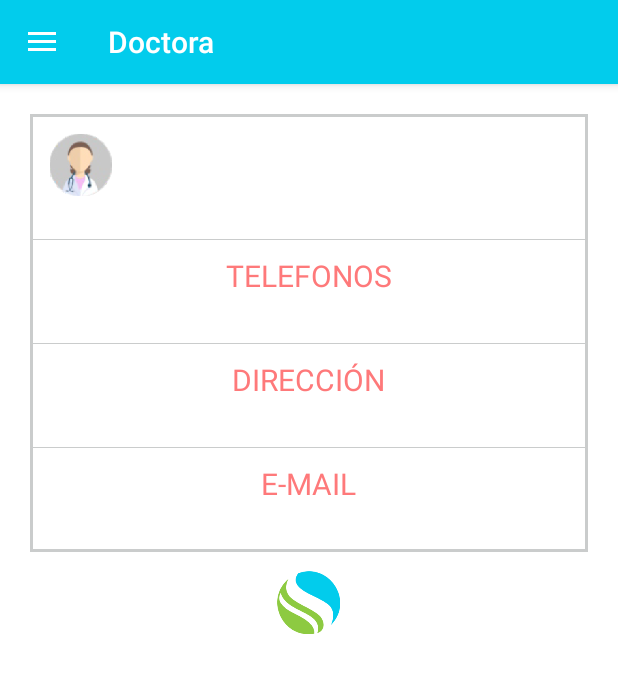
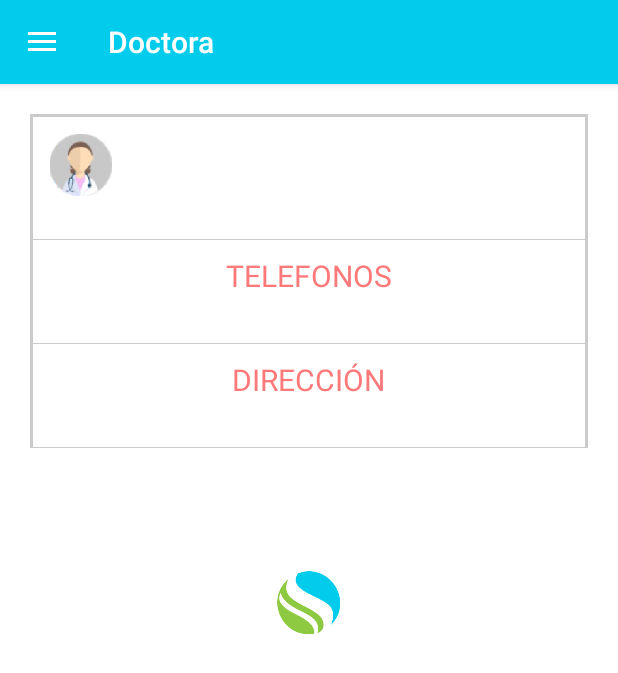
Before and after one commit to crlz09/SkyMedic, an Android app: the layout_descmujer screen opened directly, with no data from a screen before it, on a phone screen of 412 x 824 dp. Shown: the top 673 px of the screen. Run offline under Robolectric (Android 15) with nearby library versions, the phone set to English and light mode, and no system bars; 7 statements that could not run were skipped.

Commit message:
Corregido el email, por hoy (24-08) completado todo lo del mr calvicie agradecimiento a miguel y todos los honores para el patrón.

```diff
--- a/app/src/main/java/mssolutions/skymedic1/layout_descmujer.java
+++ b/app/src/main/java/mssolutions/skymedic1/layout_descmujer.java
@@ -16,6 +16,7 @@ import android.view.MenuInflater;
 import android.view.MenuItem;
 import android.view.View;
 import android.widget.ImageView;
+import android.widget.LinearLayout;
 import android.widget.TextView;
 import android.widget.Toast;
 
@@ -45,6 +46,13 @@ public class layout_descmujer extends AppCompatActivity implements NavigationVie
         TextView telf = (TextView) findViewById(R.id.telefono_dra);
         TextView ciud= (TextView) findViewById(R.id.ciudad_dra);
         ciud.setText(ciu);
+        LinearLayout laycorreo = (LinearLayout) findViewById(R.id.layoutcorreomujer);
+        if (cor.length()>5){
+            laycorreo.setVisibility(View.VISIBLE);
+        }else {
+            laycorreo.setVisibility(View.INVISIBLE);
+        }
+
         nombreTV.setText(nom);
         especialidadTV.setText(esp);
         direccionTV.setText(dir);
--- a/app/src/main/res/layout/layout_descrhombre.xml
+++ b/app/src/main/res/layout/layout_descrhombre.xml
@@ -161,7 +161,9 @@
                 android:layout_gravity="center"
                 android:paddingTop="10dp"
                 android:paddingBottom="10dp"
-                android:background="@drawable/border5">
+                android:background="@drawable/border5"
+                android:visibility="invisible"
+                android:id="@+id/layoutcorreohombre">
 
                 <TextView
                     android:layout_width="wrap_content"
--- a/app/src/main/res/layout/layout_descrmujer.xml
+++ b/app/src/main/res/layout/layout_descrmujer.xml
@@ -165,14 +165,17 @@
                 android:layout_gravity="center"
                 android:paddingTop="10dp"
                 android:paddingBottom="10dp"
-                android:background="@drawable/border5">
+                android:background="@drawable/border5"
+                android:visibility="invisible"
+                android:id="@+id/layoutcorreomujer">
 
                 <TextView
                     android:layout_width="wrap_content"
                     android:layout_height="wrap_content"
                     android:text="E-MAIL"
                     android:textColor="@color/descMujer"
-                    android:textSize="20sp" />
+                    android:textSize="20sp"
+                    />
 
                 <TextView
                     android:layout_width="wrap_content"
@@ -185,7 +188,8 @@
                     android:autoLink="email"
                     android:textColorLink="?attr/actionModeSplitBackground"
                     android:phoneNumber="true"
-                    android:id="@+id/correo_dra" />
+                    android:id="@+id/correo_dra"
+                    />
 
             </LinearLayout>
 
```
Also changed, not shown: app/src/main/java/mssolutions/skymedic1/layout_deschombre.java (+7 -1 lines).
